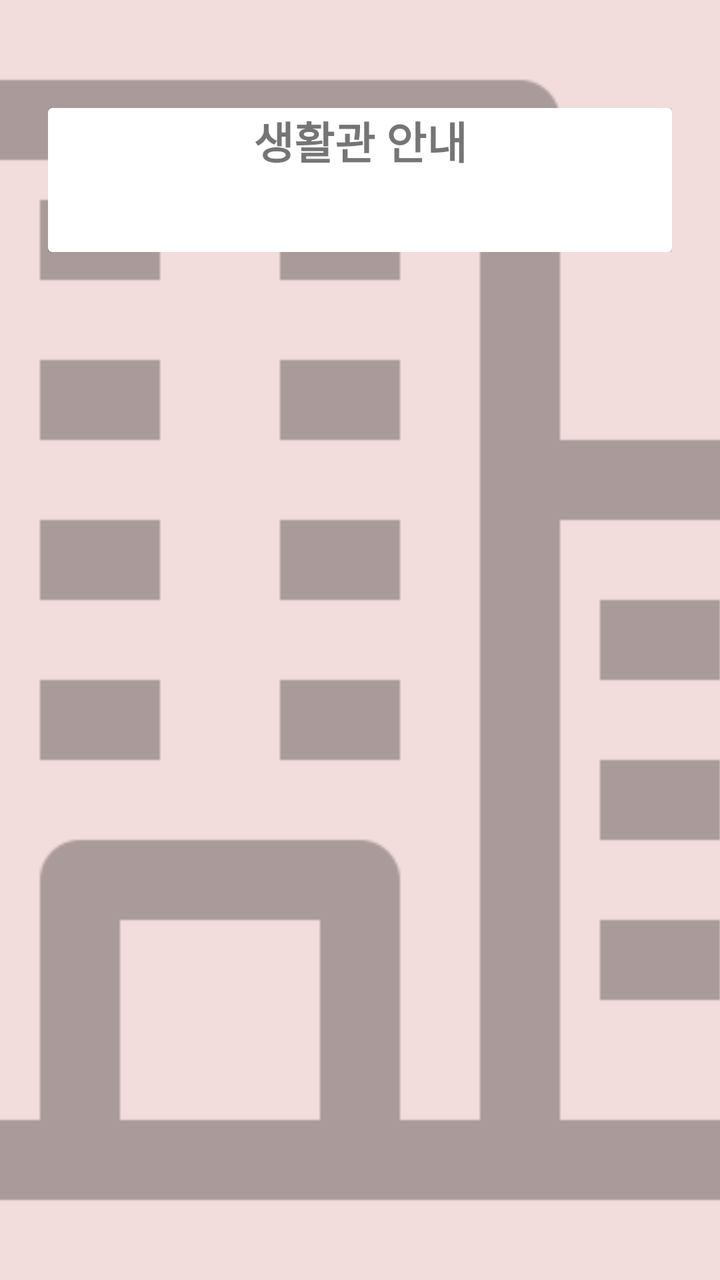
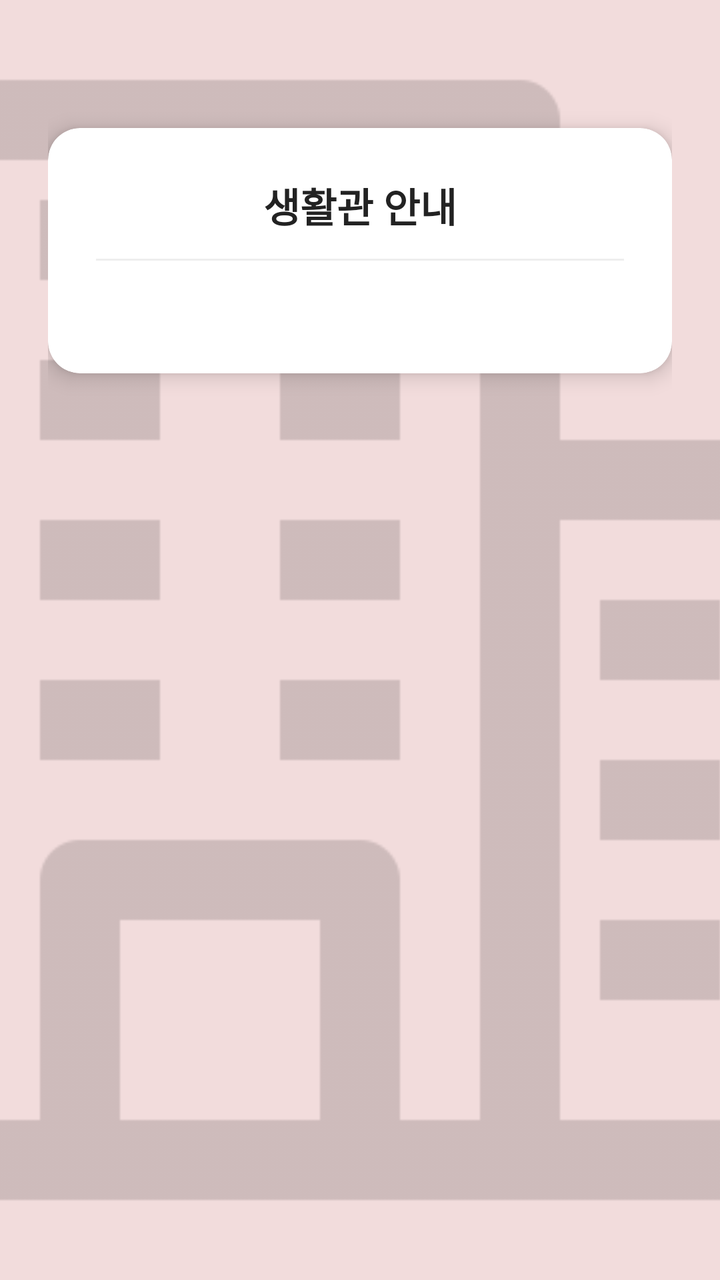

Before-and-after screenshots of an Android layout around one commit, followed by the original layout XML and the change that was made.
<!-- AndroidManifest.xml: application theme Theme.DormApp -->
<!-- res/layout/fragment_dorm_guide.xml -->
<?xml version="1.0" encoding="utf-8"?>
<FrameLayout xmlns:android="http://schemas.android.com/apk/res/android"
    android:layout_width="match_parent"
    android:layout_height="match_parent"
    android:background="#F2DCDC">

    <ImageView
        android:id="@+id/bgImage"
        android:layout_width="match_parent"
        android:layout_height="match_parent"
        android:alpha="0.3"
        android:scaleType="centerCrop"
        android:src="@drawable/ic_building"/>

    <ScrollView
        android:layout_width="match_parent"
        android:layout_height="match_parent"
        android:layout_marginTop="30dp">

        <LinearLayout
            android:layout_width="match_parent"
            android:layout_height="wrap_content"
            android:gravity="center"
            android:padding="24dp"
            android:orientation="vertical">

            <androidx.cardview.widget.CardView
                android:layout_width="match_parent"
                android:layout_height="wrap_content"
                android:background="#FFF"
                android:radius="14dp"
                android:elevation="8dp"
                android:padding="20dp">

                <LinearLayout
                    android:layout_width="match_parent"
                    android:layout_height="wrap_content"
                    android:orientation="vertical">

                    <TextView
                        android:id="@+id/tvDormGuideTitle"
                        android:layout_width="match_parent"
                        android:layout_height="wrap_content"
                        android:text="생활관 안내"
                        android:textStyle="bold"
                        android:textSize="22sp"
                        android:gravity="center"
                        android:paddingBottom="18dp"/>

                    <TextView
                        android:id="@+id/tvDormGuideContent"
                        android:layout_width="match_parent"
                        android:layout_height="wrap_content"
                        android:textSize="16sp"
                        android:lineSpacingExtra="7dp"
                        android:textIsSelectable="true"/>
                </LinearLayout>
            </androidx.cardview.widget.CardView>
        </LinearLayout>
    </ScrollView>
</FrameLayout>
<!-- resources referenced by this layout -->
<resources>
  <!-- drawable ic_building: png bitmap (drawable, 3836 bytes) -->
  <style name="Theme.DormApp" parent="Theme.AppCompat.Light.NoActionBar">
      </style>
</resources>

<!-- the commit's change to res/layout/fragment_dorm_guide.xml (unified diff, before → after) -->
@@ -2,58 +2,70 @@
 <FrameLayout xmlns:android="http://schemas.android.com/apk/res/android"
     android:layout_width="match_parent"
     android:layout_height="match_parent"
+    xmlns:app="http://schemas.android.com/apk/res-auto"
     android:background="#F2DCDC">
 
+    
     <ImageView
         android:id="@+id/bgImage"
         android:layout_width="match_parent"
         android:layout_height="match_parent"
-        android:alpha="0.3"
         android:scaleType="centerCrop"
-        android:src="@drawable/ic_building"/>
+        android:alpha="0.15"
+        android:src="@drawable/ic_building" />
 
     <ScrollView
         android:layout_width="match_parent"
         android:layout_height="match_parent"
-        android:layout_marginTop="30dp">
+        android:padding="24dp">
 
         <LinearLayout
             android:layout_width="match_parent"
             android:layout_height="wrap_content"
-            android:gravity="center"
-            android:padding="24dp"
-            android:orientation="vertical">
+            android:orientation="vertical"
+            android:gravity="center_horizontal">
 
+            
             <androidx.cardview.widget.CardView
                 android:layout_width="match_parent"
                 android:layout_height="wrap_content"
-                android:background="#FFF"
-                android:radius="14dp"
-                android:elevation="8dp"
-                android:padding="20dp">
+                android:layout_marginTop="40dp"
+                android:layout_marginBottom="20dp"
+                app:cardCornerRadius="16dp"
+                app:cardElevation="6dp"
+                app:cardBackgroundColor="@android:color/white">
 
                 <LinearLayout
                     android:layout_width="match_parent"
                     android:layout_height="wrap_content"
-                    android:orientation="vertical">
+                    android:orientation="vertical"
+                    android:padding="24dp">
 
                     <TextView
                         android:id="@+id/tvDormGuideTitle"
                         android:layout_width="match_parent"
                         android:layout_height="wrap_content"
                         android:text="생활관 안내"
+                        android:textSize="20sp"
                         android:textStyle="bold"
-                        android:textSize="22sp"
+                        android:textColor="#222222"
                         android:gravity="center"
-                        android:paddingBottom="18dp"/>
+                        android:paddingBottom="12dp" />
+
+                    <View
+                        android:layout_width="match_parent"
+                        android:layout_height="1dp"
+                        android:background="#EEEEEE"
+                        android:layout_marginBottom="12dp" />
 
                     <TextView
                         android:id="@+id/tvDormGuideContent"
                         android:layout_width="match_parent"
                         android:layout_height="wrap_content"
-                        android:textSize="16sp"
-                        android:lineSpacingExtra="7dp"
-                        android:textIsSelectable="true"/>
+                        android:textSize="15sp"
+                        android:lineSpacingExtra="6dp"
+                        android:textColor="#444444"
+                        android:textIsSelectable="true" />
                 </LinearLayout>
             </androidx.cardview.widget.CardView>
         </LinearLayout>
